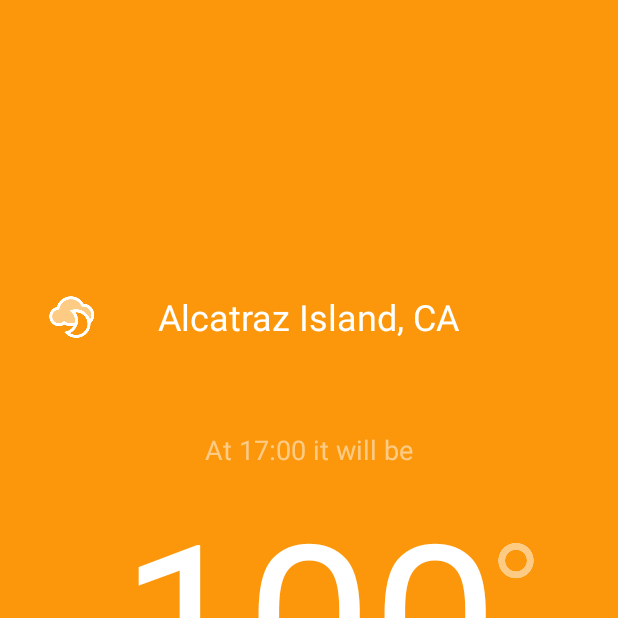
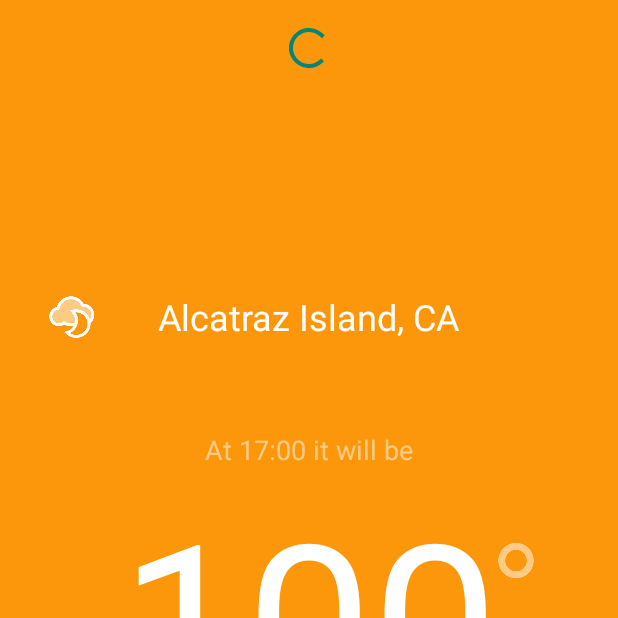
Before and after one commit to CryoFlar3/Stormy, an Android app: the screen it shows after launch (MainActivity), on a phone screen of 412 x 824 dp, the top half of it. Run offline under Robolectric (Android 15) with nearby library versions, the phone set to English and light mode, and no system bars; our stand-ins replace ButterKnife; libraries missing offline, so code that uses them is left out: com.squareup.okhttp; 4 statements that could not run were skipped.

Commit message:
Finished App

```diff
--- a/app/src/main/java/computermentors/org/stormy/MainActivity.java
+++ b/app/src/main/java/computermentors/org/stormy/MainActivity.java
@@ -8,7 +8,9 @@ import android.nfc.Tag;
 import android.support.v7.app.ActionBarActivity;
 import android.os.Bundle;
 import android.util.Log;
+import android.view.View;
 import android.widget.ImageView;
+import android.widget.ProgressBar;
 import android.widget.TextView;
 import android.widget.Toast;
 
@@ -39,6 +41,8 @@ public class MainActivity extends ActionBarActivity {
     @InjectView(R.id.precipValue) TextView mPrecipValue;
     @InjectView(R.id.summaryLabel) TextView mSummaryLabel;
     @InjectView(R.id.iconImageView) ImageView mIconImageView;
+    @InjectView(R.id.refreshImageView) ImageView mRefreshImageView;
+    @InjectView(R.id.progressBar) ProgressBar mProgressBar;
 
     @Override
     protected void onCreate(Bundle savedInstanceState) {
@@ -46,12 +50,31 @@ public class MainActivity extends ActionBarActivity {
         setContentView(R.layout.activity_main);
         ButterKnife.inject(this);
 
+        mProgressBar.setVisibility(View.INVISIBLE);
+
+        final double latitude = 37.8267;
+        final double longitude = -122.423;
+
+        mRefreshImageView.setOnClickListener(new View.OnClickListener() {
+            @Override
+            public void onClick(View v) {
+                getForecast(latitude, longitude);
+            }
+        });
+
+        getForecast(latitude, longitude);
+
+        Log.d(TAG, "Main UI code is running");
+
+    }
+
+    private void getForecast(double latitude, double longitude) {
         String apiKey = "4eedca6466cb337c5b3c7f72f04321ce";
-        double latitude = 37.8267;
-        double longitude = -122.423;
         String forecastUrl = "https://api.forecast.io/forecast/" + apiKey +"/" + latitude + "," + longitude;
 
         if(isNetworkAvailable()) {
+            toggleRefresh();
+
             OkHttpClient client = new OkHttpClient();
             Request request = new Request.Builder()
                     .url(forecastUrl)
@@ -61,11 +84,25 @@ public class MainActivity extends ActionBarActivity {
             call.enqueue(new Callback() {
                 @Override
                 public void onFailure(Request request, IOException e) {
-
+                    runOnUiThread(new Runnable() {
+                        @Override
+                        public void run() {
+                            toggleRefresh();
+                        }
+                    });
+                    alertUserAboutError();
                 }
 
                 @Override
                 public void onResponse(Response response) throws IOException {
+                    runOnUiThread(new Runnable() {
+                        @Override
+                        public void run() {
+                            toggleRefresh();
+                        }
+                    });
+
+
                     try {
                         String jsonData = response.body().string();
                         Log.v(TAG, jsonData);
@@ -93,9 +130,17 @@ public class MainActivity extends ActionBarActivity {
         else {
             Toast.makeText(this, getString(R.string.ntework_unavailible_message), Toast.LENGTH_LONG).show();
         }
+    }
 
-        Log.d(TAG, "Main UI code is running");
-
+    private void toggleRefresh() {
+        if (mProgressBar.getVisibility() == View.INVISIBLE) {
+            mProgressBar.setVisibility(View.VISIBLE);
+            mRefreshImageView.setVisibility(View.INVISIBLE);
+        }
+        else {
+            mProgressBar.setVisibility(View.INVISIBLE);
+            mRefreshImageView.setVisibility(View.VISIBLE);
+        }
     }
 
     private void updateDisplay() {
--- a/app/src/main/res/layout/activity_main.xml
+++ b/app/src/main/res/layout/activity_main.xml
@@ -129,4 +129,20 @@
         android:textColor="#ffffffff"
         android:textSize="18dp"
         android:gravity="center_horizontal"/>
+
+    <ImageView
+        android:layout_width="wrap_content"
+        android:layout_height="wrap_content"
+        android:id="@+id/refreshImageView"
+        android:layout_alignParentTop="true"
+        android:layout_centerHorizontal="true"
+        android:src="@drawable/refresh"/>
+
+    <ProgressBar
+        android:layout_width="wrap_content"
+        android:layout_height="wrap_content"
+        android:id="@+id/progressBar"
+        android:layout_alignParentTop="true"
+        android:layout_centerHorizontal="true"
+        android:layout_alignBottom="@+id/refreshImageView"/>
 </RelativeLayout>
```
